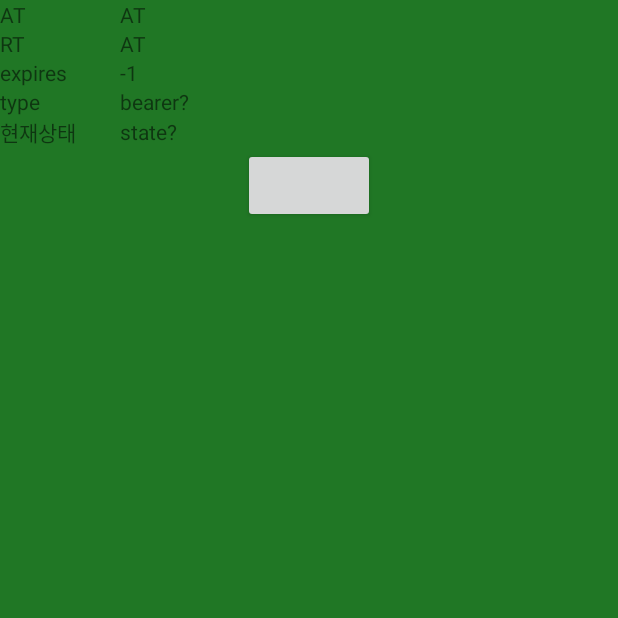
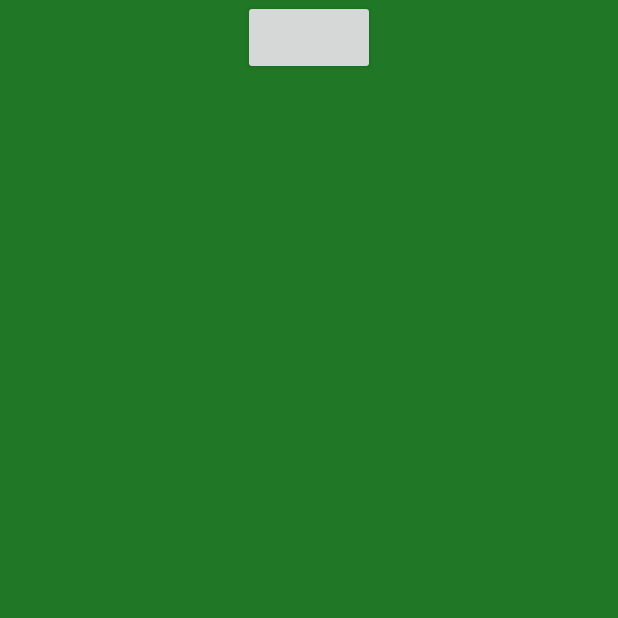
Before and after one commit to Soo-moon/client, an Android app: the screen it shows after launch (Login), on a phone screen of 412 x 824 dp, the top half of it. Run offline under Robolectric (Android 15) with nearby library versions, the phone set to English and light mode, and no system bars; libraries missing offline, so code that uses them is left out: com.nhn.android; plain views replace OAuthLoginButton; 5 statements that could not run were skipped.

Commit message:
네이버 로그인

```diff
--- a/app/src/main/AndroidManifest.xml
+++ b/app/src/main/AndroidManifest.xml
@@ -32,6 +32,10 @@
                 <category android:name="android.intent.category.LAUNCHER" />
             </intent-filter>
         </activity>
+        <activity android:name=".poup"></activity>
+        <activity android:name=".test">
+
+        </activity>
     </application>
 
 </manifest>
--- a/app/src/main/java/DnM/client/poup.java
+++ b/app/src/main/java/DnM/client/poup.java
@@ -32,12 +32,11 @@ public class poup extends Activity {
         load.setImageResource(R.drawable.reinforcesucces);
 
 
-
     }
 
 
     //확인 버튼 클릭
-    public void mOnClose(View v){
+    public void mOnClose(View v) {
         //데이터 전달하기
         Intent intent = new Intent();
         setResult(RESULT_OK, intent);
@@ -49,7 +48,7 @@ public class poup extends Activity {
     @Override
     public boolean onTouchEvent(MotionEvent event) {
         //바깥레이어 클릭시 안닫히게
-        if(event.getAction()== MotionEvent.ACTION_OUTSIDE){
+        if (event.getAction() == MotionEvent.ACTION_OUTSIDE) {
             return false;
         }
         return true;
--- a/app/src/main/java/Naver/Login.java
+++ b/app/src/main/java/Naver/Login.java
@@ -3,6 +3,7 @@ package Naver;
 import android.annotation.SuppressLint;
 import android.app.Activity;
 import android.content.Context;
+import android.content.Intent;
 import android.os.AsyncTask;
 import android.os.Bundle;
 import android.widget.Toast;
@@ -14,8 +15,9 @@ import com.nhn.android.naverlogin.ui.view.OAuthLoginButton;
 import org.json.JSONException;
 import org.json.JSONObject;
 
+import DnM.client.Main;
 import DnM.client.R;
-
+import DnM.client.Shop;
 
 
 public class Login extends Activity {
@@ -29,7 +31,7 @@ public class Login extends Activity {
     private static OAuthLogin mOAuthLoginInstance;
     private static Context mContext;
 
-    public static String personalid  = "";
+    public static String personalid  = null;
 
     @Override
     public void onCreate(Bundle savedInstanceState) {
@@ -56,12 +58,15 @@ public class Login extends Activity {
     }
 
     @SuppressLint("HandlerLeak")
-    static private OAuthLoginHandler mOAuthLoginHandler = new OAuthLoginHandler() {
+    private OAuthLoginHandler mOAuthLoginHandler = new OAuthLoginHandler() {
         @Override
         public void run(boolean success) {
             if (success) {
-              //  Toast.makeText(mContext,"로그인 성공",Toast.LENGTH_SHORT).show();
                 new Login.RequestApiTask().execute();
+                Intent intent = new Intent(getApplicationContext(), Main.class);
+                intent.putExtra("id",personalid);
+                startActivity(intent);
+                finish();
             } else {
                 String errorCode = mOAuthLoginInstance.getLastErrorCode(mContext).getCode();
                 String errorDesc = mOAuthLoginInstance.getLastErrorDesc(mContext);
@@ -84,8 +89,10 @@ public class Login extends Activity {
             try {
                 JSONObject jsonObject =new JSONObject(content);
                 JSONObject response = jsonObject.getJSONObject("response");
-                personalid = response.getString("email");
-                Toast.makeText(mContext,personalid,Toast.LENGTH_SHORT).show();
+                String t=response.getString("email");
+                personalid = t.substring(0,t.lastIndexOf("@"));
+
+
 
             } catch (JSONException e) {
                 e.printStackTrace();
--- a/app/src/main/res/layout/activity_popup.xml
+++ b/app/src/main/res/layout/activity_popup.xml
@@ -2,7 +2,7 @@
 <LinearLayout xmlns:android="http://schemas.android.com/apk/res/android"
     android:background="#eeeeee"
     android:orientation="vertical"
-    android:layout_width="match_parent"
+    android:layout_width="wrap_content"
     android:layout_height="wrap_content">
 
     <!-- 타이틀바 -->
--- a/app/src/main/res/layout/naveroauthlogin_sample_main.xml
+++ b/app/src/main/res/layout/naveroauthlogin_sample_main.xml
@@ -14,92 +14,7 @@
         android:focusableInTouchMode="true"
         android:background="#207725">
 
-        <LinearLayout
-            android:layout_width="fill_parent"
-            android:layout_height="wrap_content"
-            android:gravity="center"
-            android:orientation="vertical" >
-            <LinearLayout
-                android:layout_width="fill_parent"
-                android:layout_height="wrap_content"
-                android:gravity="center"
-                android:orientation="horizontal" >
-                <TextView
-                    android:layout_width="80dp"
-                    android:layout_height="wrap_content"
-                    android:text="AT" />
-                <TextView
-                    android:id="@+id/oauth_access_token"
-                    android:layout_width="0dip"
-                    android:layout_weight="1"
-                    android:layout_height="wrap_content"
-                    android:text="AT" />
-            </LinearLayout>
-            <LinearLayout
-                android:layout_width="fill_parent"
-                android:layout_height="wrap_content"
-                android:gravity="center"
-                android:orientation="horizontal" >
-                <TextView
-                    android:layout_width="80dp"
-                    android:layout_height="wrap_content"
-                    android:text="RT" />
-                <TextView
-                    android:id="@+id/oauth_refresh_token"
-                    android:layout_width="0dip"
-                    android:layout_weight="1"
-                    android:layout_height="wrap_content"
-                    android:text="AT" />
-            </LinearLayout>
-            <LinearLayout
-                android:layout_width="fill_parent"
-                android:layout_height="wrap_content"
-                android:gravity="center"
-                android:orientation="horizontal" >
-                <TextView
-                    android:layout_width="80dp"
-                    android:layout_height="wrap_content"
-                    android:text="expires" />
-                <TextView
-                    android:id="@+id/oauth_expires"
-                    android:layout_width="0dip"
-                    android:layout_weight="1"
-                    android:layout_height="wrap_content"
-                    android:text="-1" />
-            </LinearLayout>
-            <LinearLayout
-                android:layout_width="fill_parent"
-                android:layout_height="wrap_content"
-                android:gravity="center"
-                android:orientation="horizontal" >
-                <TextView
-                    android:layout_width="80dp"
-                    android:layout_height="wrap_content"
-                    android:text="type" />
-                <TextView
-                    android:id="@+id/oauth_type"
-                    android:layout_width="0dip"
-                    android:layout_weight="1"
-                    android:layout_height="wrap_content"
-                    android:text="bearer?" />
-            </LinearLayout>
-            <LinearLayout
-                android:layout_width="fill_parent"
-                android:layout_height="wrap_content"
-                android:gravity="center"
-                android:orientation="horizontal" >
-                <TextView
-                    android:layout_width="80dp"
-                    android:layout_height="wrap_content"
-                    android:text="현재상태" />
-                <TextView
-                    android:id="@+id/oauth_state"
-                    android:layout_width="0dip"
-                    android:layout_weight="1"
-                    android:layout_height="wrap_content"
-                    android:text="state?" />
-            </LinearLayout>
-        </LinearLayout>
+
 
         <LinearLayout
             android:layout_width="fill_parent"
```
Also changed, not shown: app/src/main/java/DnM/client/Client.java (+8 -4 lines), app/src/main/java/DnM/client/Main.java (+12 -3 lines), app/src/main/java/Naver/OAuthSampleActivity.java (deleted, +0 -205 lines), app/src/main/java/shared/Obj.java (+12 -8 lines).
